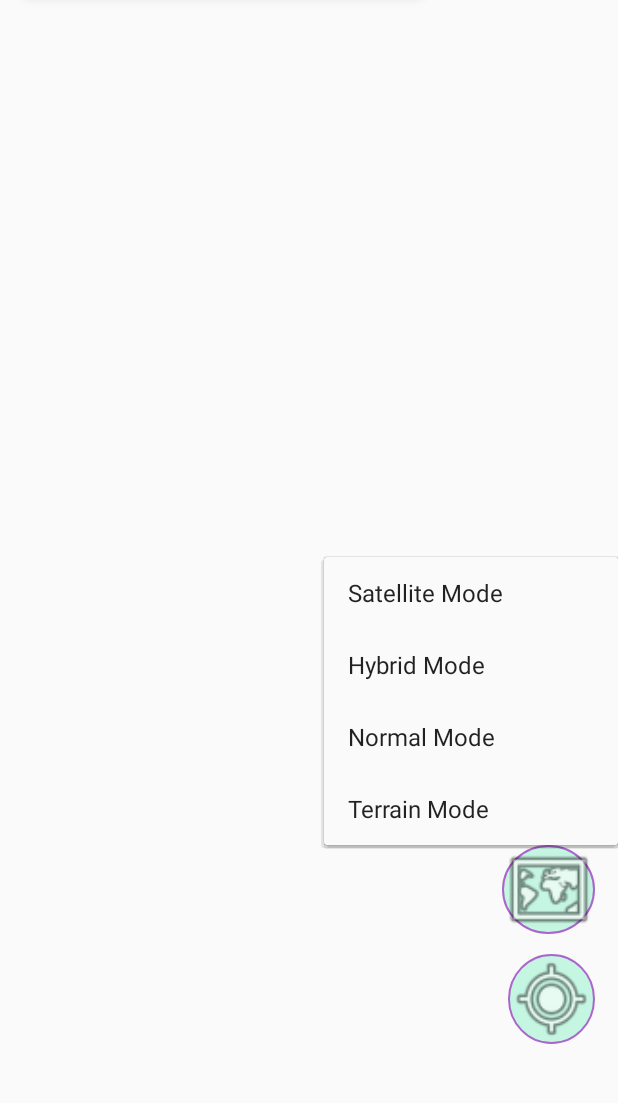
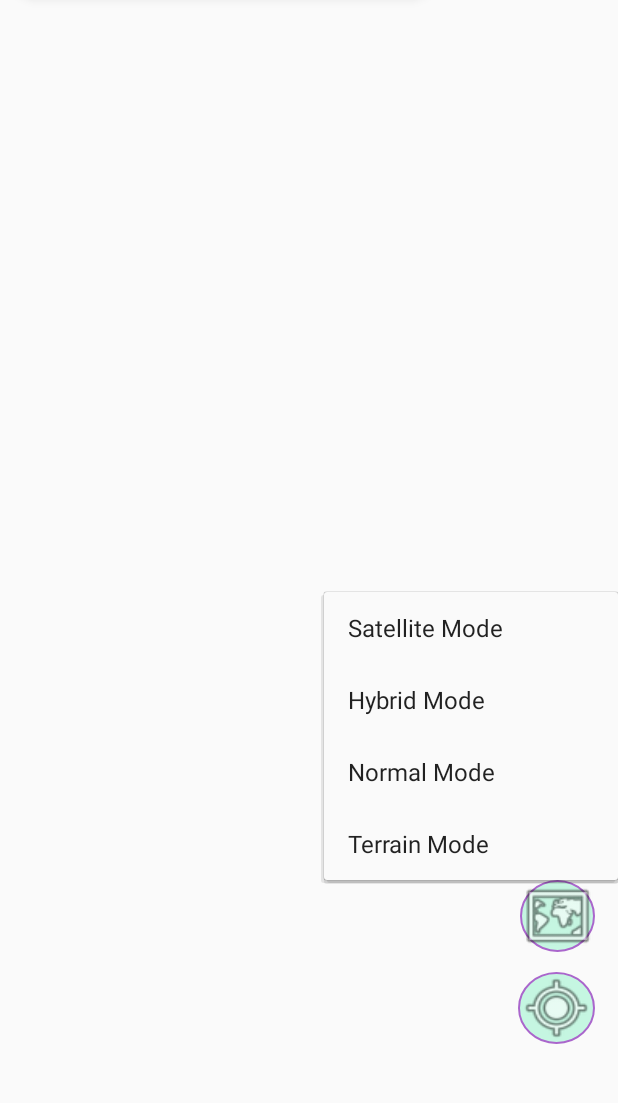
Before and after one commit to Ramachandra-2096/Travel_mate, an Android app: the MapsActivity screen opened directly, with no data from a screen before it, after a tap on an icon or button, on a phone screen of 412 x 824 dp, the part 106-1209 px from its top. Run offline under Robolectric (Android 15) with nearby library versions, the phone set to English and light mode, and no system bars; our stand-ins replace Firebase (no records; nobody signed in at launch, a user with empty details on screens opened directly); libraries missing offline, so code that uses them is left out: com.google.maps.android.

Commit message:
new Feature added

```diff
--- a/app/build.gradle
+++ b/app/build.gradle
@@ -40,7 +40,6 @@ dependencies {
     implementation 'androidx.constraintlayout:constraintlayout:2.1.4'
     implementation 'com.google.android.gms:play-services-location:21.0.1'
     implementation 'com.google.android.gms:play-services-maps:18.1.0'
-
     implementation 'com.google.firebase:firebase-database:20.3.0'
     testImplementation 'junit:junit:4.13.2'
     androidTestImplementation 'androidx.test.ext:junit:1.1.5'
@@ -48,4 +47,5 @@ dependencies {
     implementation 'com.google.android.gms:play-services-location:21.0.1'
     implementation 'com.google.maps.android:android-maps-utils:1.3.1'
 
+
 }
--- a/app/src/main/AndroidManifest.xml
+++ b/app/src/main/AndroidManifest.xml
@@ -33,13 +33,13 @@
 
         <activity
             android:name=".MapsActivity"
-            android:theme="@style/Theme.AppCompat.DayNight.NoActionBar"
+            android:theme="@style/Theme.AppCompat.Light.NoActionBar"
 
             android:exported="false"
             android:label="@string/title_activity_maps" />
         <activity
             android:name=".MainActivity"
-            android:theme="@style/Theme.AppCompat.DayNight.NoActionBar"
+            android:theme="@style/Theme.Design.Light.NoActionBar"
             android:exported="true">
             <intent-filter>
                 <action android:name="android.intent.action.MAIN" />
--- a/app/src/main/java/com/example/googlemaps/MainActivity.java
+++ b/app/src/main/java/com/example/googlemaps/MainActivity.java
@@ -13,9 +13,7 @@ import android.location.LocationManager;
 import android.os.Bundle;
 import android.os.CountDownTimer;
 import android.util.Log;
-import android.view.View;
 import android.view.animation.BounceInterpolator;
-import android.widget.Button;
 import android.widget.ImageView;
 
 import com.google.android.gms.location.FusedLocationProviderClient;
--- a/app/src/main/res/layout/activity_maps.xml
+++ b/app/src/main/res/layout/activity_maps.xml
@@ -17,8 +17,8 @@
 
     <Button
         android:id="@+id/optionsButton1"
-        android:layout_width="58dp"
-        android:layout_height="60dp"
+        android:layout_width="51dp"
+        android:layout_height="wrap_content"
         android:layout_alignParentEnd="true"
         android:layout_alignParentBottom="true"
         android:layout_marginEnd="15dp"
@@ -31,8 +31,8 @@
 
     <Button
         android:id="@+id/optionsButton"
-        android:layout_width="62dp"
-        android:layout_height="59dp"
+        android:layout_width="50dp"
+        android:layout_height="wrap_content"
         android:layout_above="@+id/optionsButton1"
         android:layout_alignParentEnd="true"
         android:layout_marginEnd="15dp"
@@ -43,8 +43,8 @@
 
     <Button
         android:id="@+id/button2"
-        android:layout_width="63dp"
-        android:layout_height="66dp"
+        android:layout_width="49dp"
+        android:layout_height="wrap_content"
         android:layout_above="@+id/optionsButton"
         android:layout_alignParentEnd="true"
         android:layout_marginEnd="15dp"
@@ -56,16 +56,16 @@
 
     <Button
         android:id="@+id/button"
-        android:layout_width="63dp"
-        android:layout_height="66dp"
+        android:layout_width="49dp"
+        android:layout_height="wrap_content"
         android:layout_above="@+id/button2"
         android:layout_alignParentEnd="true"
         android:layout_marginEnd="15dp"
         android:layout_marginBottom="12dp"
+        android:background="@drawable/round_button"
         android:foreground="@drawable/tour"
-        android:background="@drawable/round_button"
-        android:onClick="get_loc_tour"
-        android:gravity="center"/>
+        android:gravity="center"
+        android:onClick="get_loc_tour" />
 
     <LinearLayout
         android:layout_width="match_parent"
@@ -85,6 +85,7 @@
                 android:layout_marginTop="20dp"
                 android:layout_marginBottom="10dp"
                 android:background="@drawable/bg_search"
+                style="@style/Widget.AppCompat.SearchView"
                 android:elevation="5dp"
                 android:iconifiedByDefault="false"
                 android:queryHint="Search.."></SearchView>
@@ -101,6 +102,7 @@
                 android:layout_weight="1"
                 android:background="@drawable/mic"
                 android:foreground="@drawable/baseline_mic_24"
+
                 android:onClick="openmic"
                 android:scaleType="fitCenter"
                 map:srcCompat="@drawable/baseline_mic_24" />
@@ -169,6 +171,4 @@
         android:textColor="@color/white"
         android:visibility="gone"
         tools:visibility="visible" />
-
-
 </RelativeLayout>
```
Also changed, not shown: app/src/main/java/com/example/googlemaps/MapsActivity.java (+21 -3 lines).
